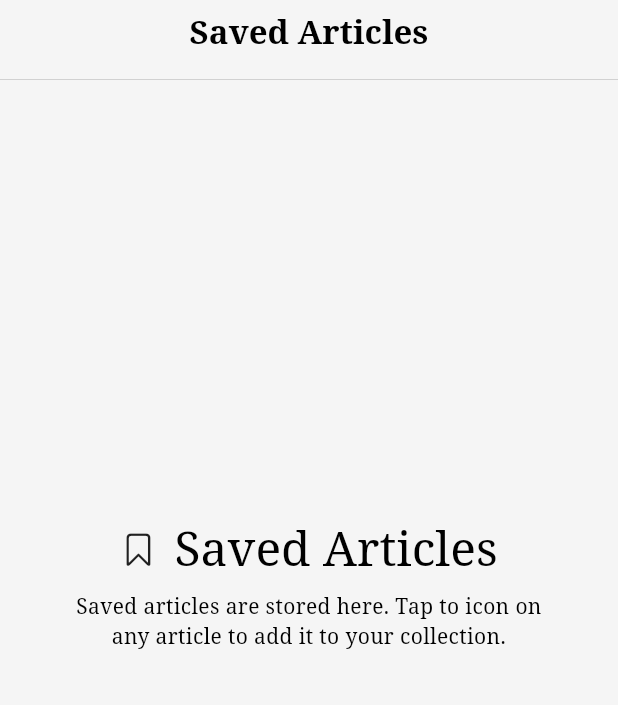
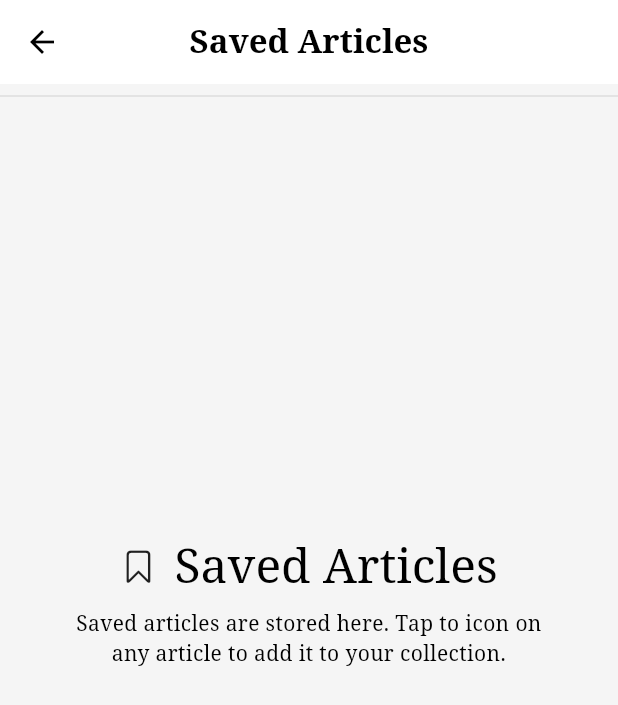
Before and after one commit to Prashant4900/nerdy-news, a Flutter app: the MyBookmarkPage screen opened directly, on a phone screen of 412 x 824 dp. Shown: the top 705 px of the screen. Run offline on Flutter 3.47's test engine with Material 3 defaults, Android fonts, the phone set to English and light mode, and no system bars; our stand-ins replace bloc, cached_network_image, equatable, firebase_analytics, firebase_auth, firebase_core and 16 more; missing offline and left inert: akar_icons_flutter, appinio_social_share, env_reader; accounts and stored records are empty; statements that could not run were skipped.

Commit message:
appbar fix

```diff
--- a/lib/repositories/news_repository.dart
+++ b/lib/repositories/news_repository.dart
@@ -78,8 +78,8 @@ class NewsRepository {
           .select<List<Map<String, dynamic>>>(
             '*,publisher_id(*),news_categories!inner(*)',
           )
-          .ilike('title', '%$query%')
-          .range(page, page + 30)
+          .ilike('html_body', '%$query%')
+          .range(page, page + 50)
           .order('published_at', ascending: false)
           .onError((error, stackTrace) => throw Exception(error));
       return result.map(NewsModel.fromMap).toList();
--- a/lib/versions.dart
+++ b/lib/versions.dart
@@ -1 +1 @@
-const version = '1.0.0+8';
+const version = '1.0.0+9';
--- a/lib/views/favorite/bookmark_page.dart
+++ b/lib/views/favorite/bookmark_page.dart
@@ -11,21 +11,15 @@ class MyBookmarkPage extends StatelessWidget {
       child: RefreshIndicator(
         onRefresh: () async {},
         child: Scaffold(
-          body: SingleChildScrollView(
-            child: Column(
-              children: [
-                Padding(
-                  padding: horizontalPadding16,
-                  child: SizedBox(
-                    height: 45,
-                    child: Align(
-                      child: Text(
+          appBar: AppBar(
+            centerTitle: true,
+            title: Text(
               'Saved Articles',
               style: Theme.of(context).textTheme.titleLarge,
             ),
           ),
-                  ),
-                ),
+          body: Column(
+            children: [
               const Divider(),
               SizedBox(
                 height: MediaQuery.of(context).size.height * .8,
@@ -38,7 +32,6 @@ class MyBookmarkPage extends StatelessWidget {
                 ),
               ),
             ],
-            ),
           ),
         ),
       ),
```
Also changed, not shown: lib/views/home/news_details_screen.dart (+20 -6 lines), lib/views/profile/profile_page.dart (+6 -10 lines), lib/views/search/search_screen.dart (+11 -14 lines). Lines whose indentation alone changed are shown as unchanged.
